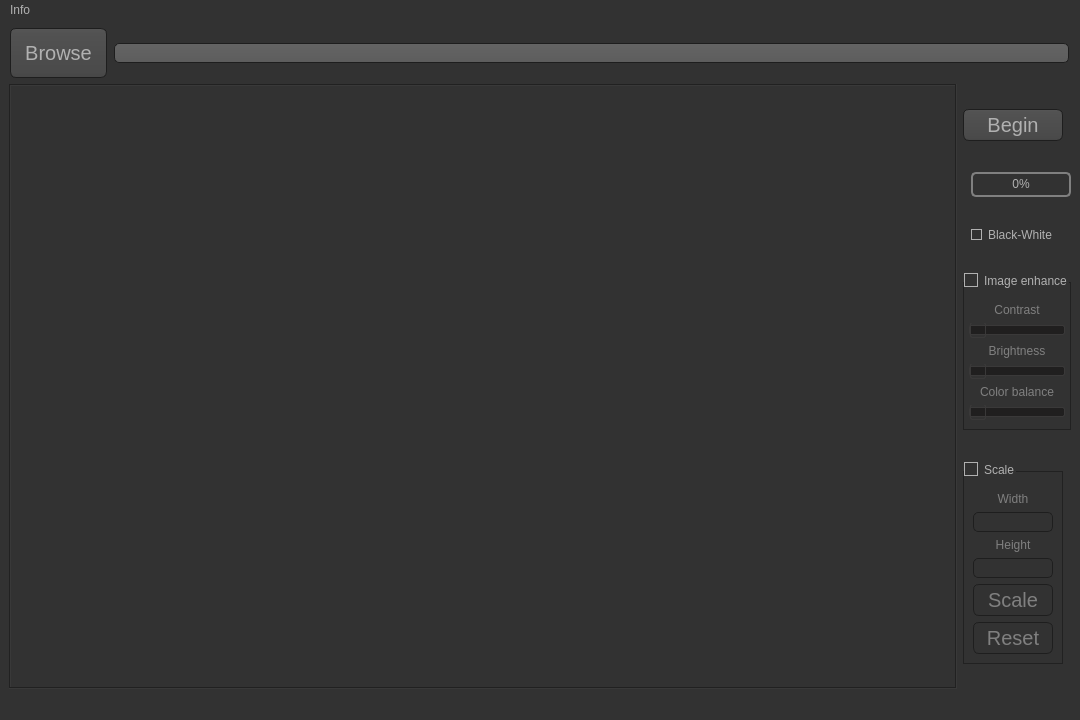
Paikerite/Text-finder, file text_finder_search.ui: the form before one commit.
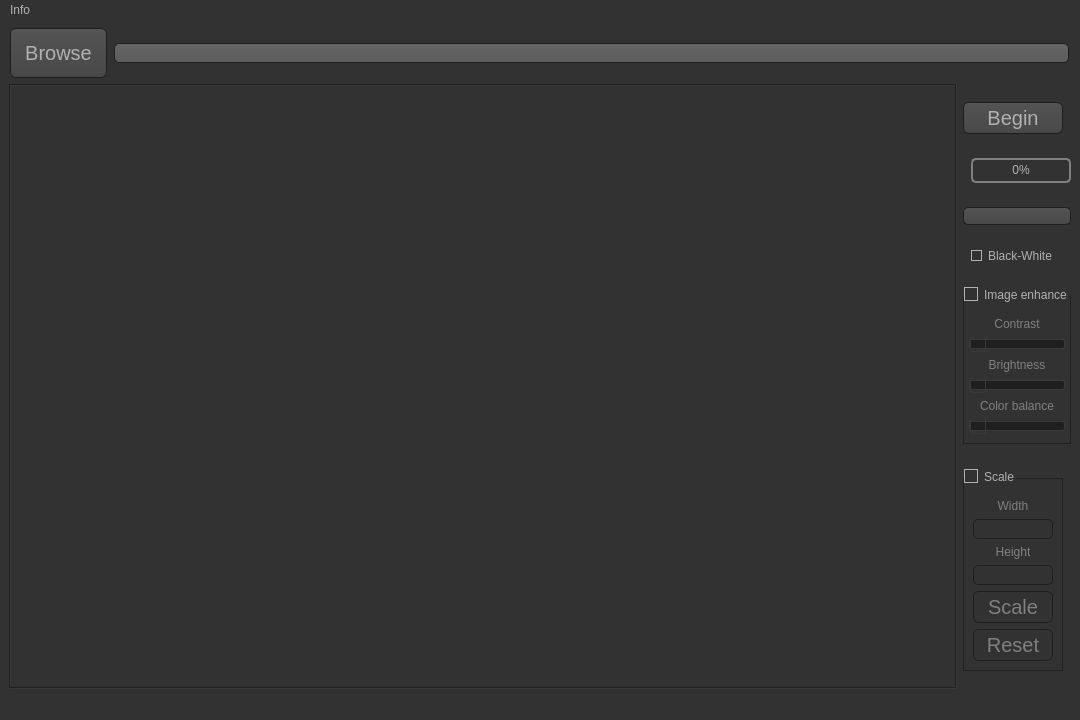
The form after the commit. Icons and pictures are not drawn.

Commit message: Save result, change msg, add combobox

The edit to the form file:
```diff
--- a/text_finder_search.ui
+++ b/text_finder_search.ui
@@ -797,6 +797,31 @@
           </property>
          </widget>
         </item>
+        <item>
+         <widget class="QComboBox" name="comboBox">
+          <property name="editable">
+           <bool>false</bool>
+          </property>
+          <property name="currentText">
+           <string/>
+          </property>
+          <property name="currentIndex">
+           <number>-1</number>
+          </property>
+          <property name="maxCount">
+           <number>20</number>
+          </property>
+          <property name="insertPolicy">
+           <enum>QComboBox::InsertAtCurrent</enum>
+          </property>
+          <property name="sizeAdjustPolicy">
+           <enum>QComboBox::AdjustToContentsOnFirstShow</enum>
+          </property>
+          <property name="frame">
+           <bool>true</bool>
+          </property>
+         </widget>
+        </item>
         <item alignment="Qt::AlignRight">
          <widget class="QCheckBox" name="checkBox_2">
           <property name="minimumSize">
```
The commit also changes 1 other file.
